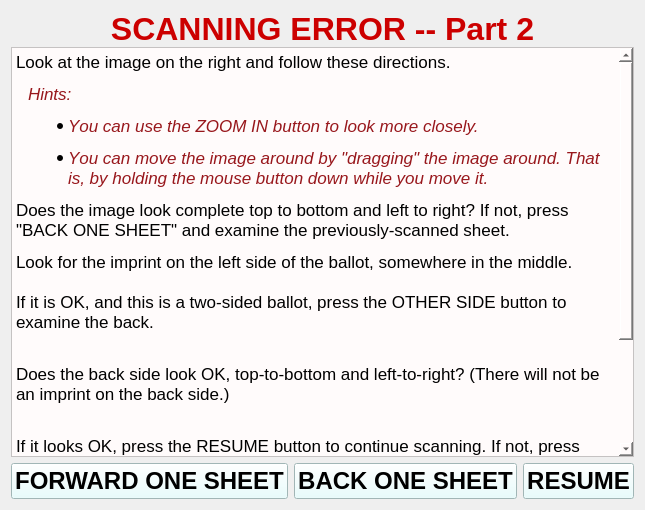
wrishel/HETP_Scan_control, file res/ui/scan_error_2.ui: the form before one commit.
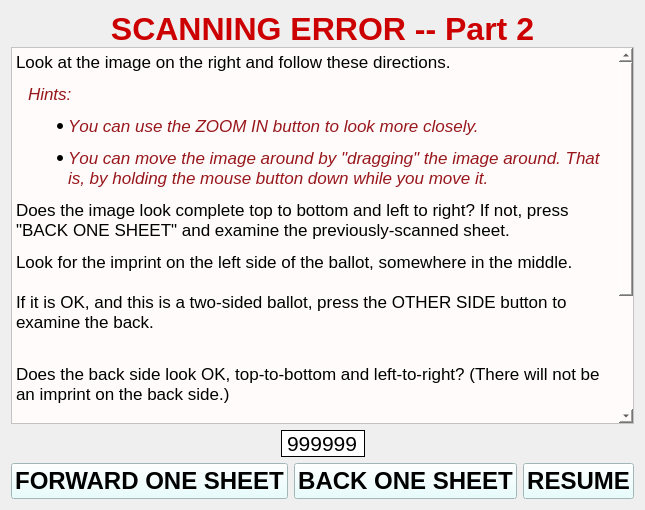
The form after the commit.

Diff of the .ui file:
```diff
--- a/res/ui/scan_error_2.ui
+++ b/res/ui/scan_error_2.ui
@@ -16,11 +16,7 @@
   <property name="styleSheet">
    <string notr="true"/>
   </property>
-  <layout class="QHBoxLayout" name="horizontalLayout">
-   <item>
-    <layout class="QHBoxLayout" name="horizontalLayout_3">
-     <item>
-      <layout class="QVBoxLayout" name="verticalLayout_2">
+  <layout class="QVBoxLayout" name="verticalLayout">
        <item>
         <widget class="QLabel" name="label">
          <property name="minimumSize">
@@ -73,7 +69,52 @@
         </widget>
        </item>
        <item>
-        <layout class="QHBoxLayout" name="horizontalLayout_4"/>
+    <layout class="QHBoxLayout" name="horizontalLayout">
+     <item>
+      <spacer name="horizontalSpacer_6">
+       <property name="orientation">
+        <enum>Qt::Horizontal</enum>
+       </property>
+       <property name="sizeHint" stdset="0">
+        <size>
+         <width>40</width>
+         <height>20</height>
+        </size>
+       </property>
+      </spacer>
+     </item>
+     <item>
+      <widget class="QLabel" name="img_numLBL">
+       <property name="font">
+        <font>
+         <pointsize>16</pointsize>
+        </font>
+       </property>
+       <property name="styleSheet">
+        <string notr="true">background-color: rgb(255, 255, 255);</string>
+       </property>
+       <property name="frameShape">
+        <enum>QFrame::Box</enum>
+       </property>
+       <property name="text">
+        <string>999999</string>
+       </property>
+      </widget>
+     </item>
+     <item>
+      <spacer name="horizontalSpacer_5">
+       <property name="orientation">
+        <enum>Qt::Horizontal</enum>
+       </property>
+       <property name="sizeHint" stdset="0">
+        <size>
+         <width>40</width>
+         <height>20</height>
+        </size>
+       </property>
+      </spacer>
+     </item>
+    </layout>
        </item>
        <item>
         <layout class="QHBoxLayout" name="horizontalLayout_2">
@@ -192,10 +233,6 @@
             </size>
            </property>
           </spacer>
-         </item>
-        </layout>
-       </item>
-      </layout>
      </item>
     </layout>
    </item>
```
Lines whose indentation alone changed are shown as unchanged.
